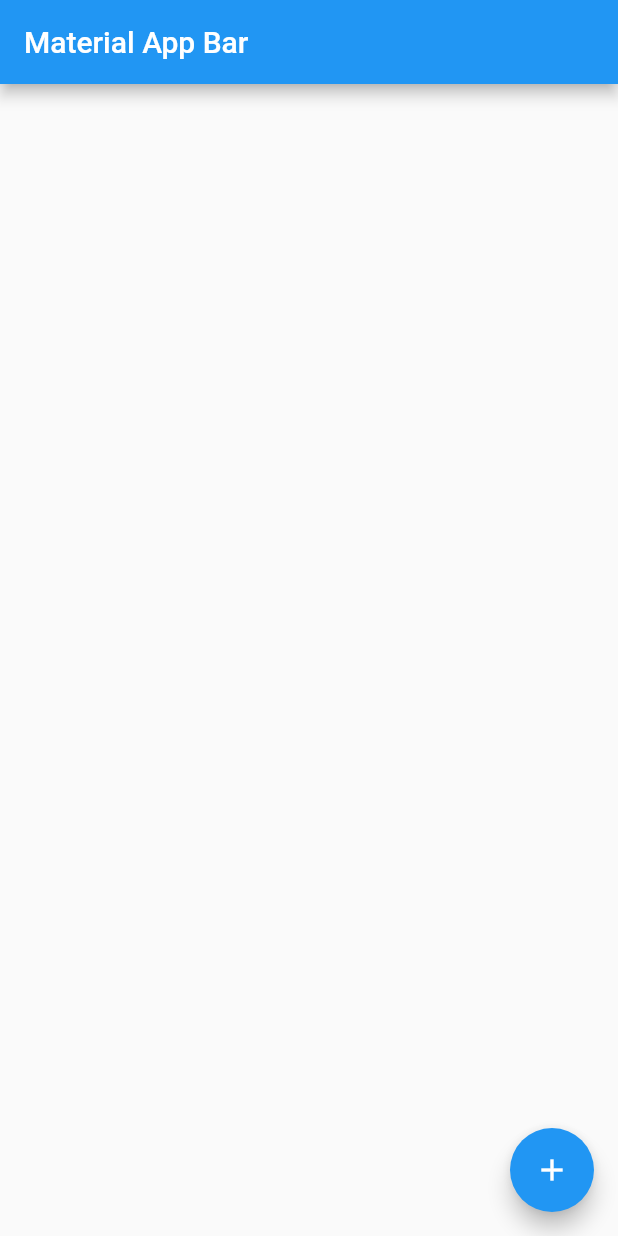
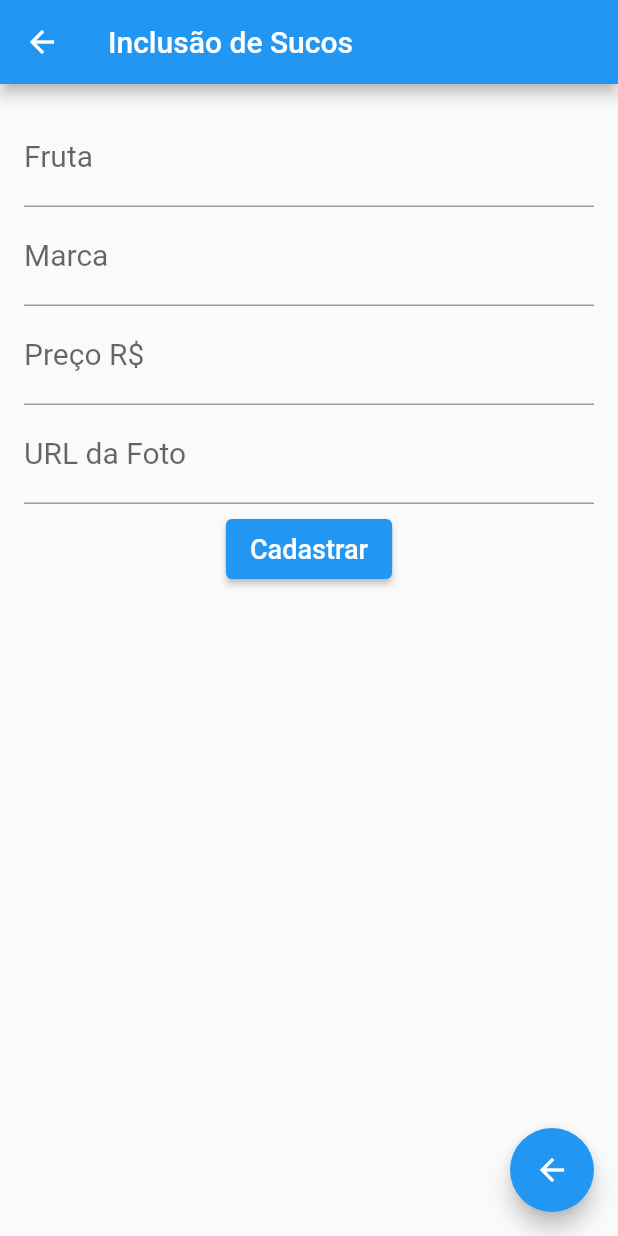
Before and after one commit to edeciofernando/flutter21_firebase_aula2, a Flutter app: the screen it shows after launch, after a tap on the "add" icon, on a phone screen of 412 x 824 dp. Run offline on Flutter 3.47's test engine with Material 2 defaults, Android fonts, the phone set to English and light mode, and no system bars; our stand-ins replace cloud_firestore, firebase_core; accounts and stored records are empty.

Commit message:
Inclusão / Exclusão (Firebase)

```diff
--- /dev/null
+++ b/lib/home_page.dart
@@ -0,0 +1,115 @@
+import 'package:cloud_firestore/cloud_firestore.dart';
+import 'package:flutter/material.dart';
+import 'package:intl/intl.dart';
+
+import 'inclusao_route.dart';
+
+class HomePage extends StatelessWidget {
+  @override
+  Widget build(BuildContext context) {
+    return Scaffold(
+      appBar: AppBar(
+        title: Text('Cadastro de Sucos'),
+      ),
+      body: _body(context),
+      floatingActionButton: FloatingActionButton(
+//          onPressed: adicionar,
+        onPressed: () {
+          Navigator.push(
+            context,
+            MaterialPageRoute(builder: (context) => InclusaoRoute()),
+          );
+        },
+        tooltip: 'Adicionar Suco',
+        child: Icon(Icons.add),
+      ), // This trailing comma makes auto-formatting nicer for build methods.
+    );
+  }
+
+  CollectionReference cfSucos = FirebaseFirestore.instance.collection("sucos");
+
+  // Future<void> adicionar() async {
+  //   await Firebase.initializeApp();
+
+  //   cfSucos.add({
+  //     "fruta": "Abacaxi",
+  //     "marca": "Del Valle",
+  //     "preco": 6.50,
+  //     "foto": "https://assets.instabuy.com.br/ib.item.image.big/b-1812a420e5f5457e89de8903170bd2a9.jpeg"
+  //   });
+  // }
+
+  Column _body(context) {
+    return Column(
+      children: <Widget>[
+        Expanded(
+          child: StreamBuilder<QuerySnapshot>(
+            stream: cfSucos.orderBy("fruta").snapshots(),
+            builder: (context, snapshot) {
+              if (snapshot.hasError) {
+                return Center(
+                  child: Text(snapshot.error.toString()),
+                );
+              }
+
+              if (!snapshot.hasData) {
+                return const Center(child: CircularProgressIndicator());
+              }
+
+              final data = snapshot.requireData;
+
+              return ListView.builder(
+                itemCount: data.size,
+                itemBuilder: (context, index) {
+                  return ListTile(
+                    leading: CircleAvatar(
+                      backgroundImage: NetworkImage(
+                        data.docs[index].get("foto"),
+                      ),
+                    ),
+                    title: Text(data.docs[index].get("fruta")),
+                    subtitle: Text(data.docs[index].get("marca") +
+                        "\n" +
+                        NumberFormat.simpleCurrency(locale: "pt_BR")
+                            .format(data.docs[index].get("preco"))),
+                    isThreeLine: true,
+                    onLongPress: () {
+//                      print("Clicou");
+//                      print(data.docs[index].get("fruta"));
+//                      print(data.docs[index].id);
+                      showDialog(
+                        context: context,
+                        builder: (context) {
+                          return AlertDialog(
+                            title: Text('Exclusão'),
+                            content: Text(
+                                'Confirma a exclusão do suco de ${data.docs[index].get("fruta")}?'),
+                            actions: <Widget>[
+                              ElevatedButton(
+                                onPressed: () {
+                                  cfSucos.doc(data.docs[index].id).delete();
+                                  Navigator.of(context).pop();
+                                },
+                                child: Text('Sim'),
+                              ),
+                              ElevatedButton(
+                                onPressed: () {
+                                  Navigator.of(context).pop();
+                                },
+                                child: Text('Não'),
+                              ),
+                            ],
+                          );
+                        },
+                      );
+                    },
+                  );
+                },
+              );
+            },
+          ),
+        ),
+      ],
+    );
+  }
+}
--- /dev/null
+++ b/lib/inclusao_route.dart
@@ -0,0 +1,157 @@
+import 'package:cloud_firestore/cloud_firestore.dart';
+import 'package:flutter/material.dart';
+
+class InclusaoRoute extends StatefulWidget {
+  const InclusaoRoute({Key? key}) : super(key: key);
+
+  @override
+  _InclusaoRouteState createState() => _InclusaoRouteState();
+}
+
+class _InclusaoRouteState extends State<InclusaoRoute> {
+  var _edFruta = TextEditingController();
+  var _edMarca = TextEditingController();
+  var _edPreco = TextEditingController();
+  var _edFoto = TextEditingController();
+
+  @override
+  Widget build(BuildContext context) {
+    return Scaffold(
+      appBar: AppBar(
+        title: const Text('Inclusão de Sucos'),
+      ),
+      body: _body(),
+      floatingActionButton: FloatingActionButton(
+        onPressed: () {
+          Navigator.pop(context);
+        },
+        tooltip: 'Voltar',
+        child: const Icon(Icons.arrow_back),
+      ),
+    );
+  }
+
+  Container _body() {
+    return Container(
+      padding: EdgeInsets.all(16),
+      child: Column(
+        children: <Widget>[
+          TextFormField(
+            controller: _edFruta,
+            keyboardType: TextInputType.name,
+            style: TextStyle(
+              fontSize: 20,
+            ),
+            decoration: InputDecoration(
+              labelText: "Fruta",
+            ),
+          ),
+          TextFormField(
+            controller: _edMarca,
+            keyboardType: TextInputType.name,
+            style: TextStyle(
+              fontSize: 20,
+            ),
+            decoration: InputDecoration(
+              labelText: "Marca",
+            ),
+          ),
+          TextFormField(
+            controller: _edPreco,
+            keyboardType: TextInputType.number,
+            style: TextStyle(
+              fontSize: 20,
+            ),
+            decoration: InputDecoration(
+              labelText: "Preço R\$",
+            ),
+          ),
+          TextFormField(
+            controller: _edFoto,
+            keyboardType: TextInputType.url,
+            style: TextStyle(
+              fontSize: 20,
+            ),
+            decoration: InputDecoration(
+              labelText: "URL da Foto",
+            ),
+          ),
+          SizedBox(
+            height: 10,
+          ),
+          Container(
+            height: 40,
+            decoration: BoxDecoration(
+              color: Colors.blue.withOpacity(0.8),
+              borderRadius: BorderRadius.circular(8),
+            ),
+            child: ElevatedButton(
+              onPressed: _gravaDados,
+              child: Text("Cadastrar",
+                  style: TextStyle(
+                    color: Colors.white,
+                    fontSize: 18,
+                  )),
+            ),
+          ),
+        ],
+      ),
+    );
+  }
+
+  Future<void> _gravaDados() async {
+    if (_edFruta.text == "" ||
+        _edMarca.text == "" ||
+        _edPreco.text == "" ||
+        _edFoto.text == "") {
+      showDialog(
+          context: context,
+          builder: (context) {
+            return AlertDialog(
+              title: Text('Atenção'),
+              content: Text('Por favor, preencha todos os dados'),
+              actions: <Widget>[
+                ElevatedButton(
+                    onPressed: () {
+                      Navigator.of(context).pop();
+                    },
+                    child: Text('Ok')),
+              ],
+            );
+          }
+      );
+      return;
+    }
+
+    CollectionReference cfSucos = FirebaseFirestore.instance.collection("sucos");
+
+    await cfSucos.add({
+      "fruta": _edFruta.text,
+      "marca": _edMarca.text,
+      "preco": double.parse(_edPreco.text),
+      "foto": _edFoto.text
+    });
+
+    showDialog(
+          context: context,
+          builder: (context) {
+            return AlertDialog(
+              title: Text('Cadastrado Concluído!'),
+              content: Text('Suco de ${_edFruta.text} foi inserido na base de dados'),
+              actions: <Widget>[
+                ElevatedButton(
+                    onPressed: () {
+                      Navigator.of(context).pop();
+                    },
+                    child: Text('Ok')),
+              ],
+            );
+          }
+      );
+
+    _edFruta.text = "";
+    _edMarca.text = "";
+    _edPreco.text = "";
+    _edFoto.text = "";
+  }
+}
--- a/lib/main.dart
+++ b/lib/main.dart
@@ -1,7 +1,6 @@
-import 'package:cloud_firestore/cloud_firestore.dart';
 import 'package:firebase_core/firebase_core.dart';
 import 'package:flutter/material.dart';
-import 'package:intl/intl.dart';
+import 'home_page.dart';
 
 //void main() => runApp(MyApp());
 Future<void> main() async {
@@ -14,76 +13,9 @@ class MyApp extends StatelessWidget {
   @override
   Widget build(BuildContext context) {
     return MaterialApp(
-      title: 'Material App',
-      home: Scaffold(
-        appBar: AppBar(
-          title: Text('Material App Bar'),
-        ),
-        body: _body(context),
-        floatingActionButton: FloatingActionButton(
-//          onPressed: adicionar,
-          onPressed: () {},
-          tooltip: 'Adicionar Suco',
-          child: Icon(Icons.add),
-        ), // This trailing comma makes auto-formatting nicer for build methods.
-      ),
-    );
-  }
-
-  CollectionReference cfSucos = FirebaseFirestore.instance.collection("sucos");
-
-  // Future<void> adicionar() async {
-  //   await Firebase.initializeApp();
-
-  //   cfSucos.add({
-  //     "fruta": "Abacaxi",
-  //     "marca": "Del Valle",
-  //     "preco": 6.50,
-  //     "foto": "https://assets.instabuy.com.br/ib.item.image.big/b-1812a420e5f5457e89de8903170bd2a9.jpeg"
-  //   });
-  // }
-
-  Column _body(context) {
-    return Column(
-      children: <Widget>[
-        Expanded(
-          child: StreamBuilder<QuerySnapshot>(
-            stream: cfSucos.snapshots(),
-            builder: (context, snapshot) {
-              if (snapshot.hasError) {
-                return Center(
-                  child: Text(snapshot.error.toString()),
-                );
-              }
-
-              if (!snapshot.hasData) {
-                return const Center(child: CircularProgressIndicator());
-              }
-
-              final data = snapshot.requireData;
-
-              return ListView.builder(
-                itemCount: data.size,
-                itemBuilder: (context, index) {
-                  return ListTile(
-                    leading: CircleAvatar(
-                      backgroundImage: NetworkImage(
-                        data.docs[index].get("foto"),
-                      ),
-                    ),
-                    title: Text(data.docs[index].get("fruta")),
-                    subtitle: Text(data.docs[index].get("marca") +
-                        "\n" +
-                        NumberFormat.simpleCurrency(locale: "pt_BR")
-                            .format(data.docs[index].get("preco"))),
-                    isThreeLine: true,
-                  );
-                },
-              );
-            },
-          ),
-        ),
-      ],
+      title: 'App Sucos',
+      debugShowCheckedModeBanner: false,
+      home: HomePage(),
     );
   }
 }
```
